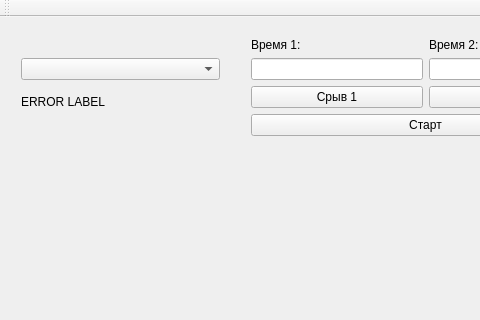
Above: Chronometer/MainWindow.ui from Lezh1k/ClimbingChronometer before the change; both pictures show x 0 to 480 and y 0 to 320 of the 750 by 442 pixel window. Below: the same form after it.
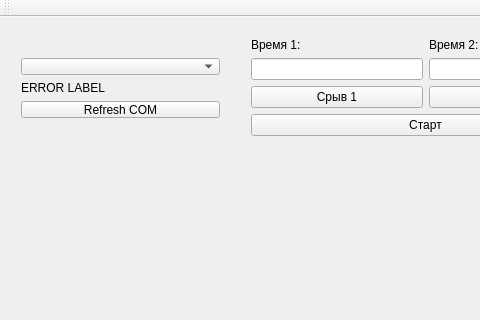
That is the form after the change.

Commit message: Added refresh com button. Need to test it

The edit to the form file:
```diff
--- a/Chronometer/MainWindow.ui
+++ b/Chronometer/MainWindow.ui
@@ -14,7 +14,7 @@
    <string>Megachronometer</string>
   </property>
   <widget class="QWidget" name="centralWidget">
-   <widget class="QWidget" name="">
+   <widget class="QWidget" name="layoutWidget">
     <property name="geometry">
      <rect>
       <x>10</x>
@@ -37,9 +37,16 @@
        </property>
       </widget>
      </item>
+     <item row="2" column="0">
+      <widget class="QPushButton" name="btn_refresh_com">
+       <property name="text">
+        <string>Refresh COM</string>
+       </property>
+      </widget>
+     </item>
     </layout>
    </widget>
-   <widget class="QWidget" name="">
+   <widget class="QWidget" name="layoutWidget">
     <property name="geometry">
      <rect>
       <x>240</x>
```
Left out of the diff: 2 changed lines with no effect on the pictures. The commit also changes 3 other files.
